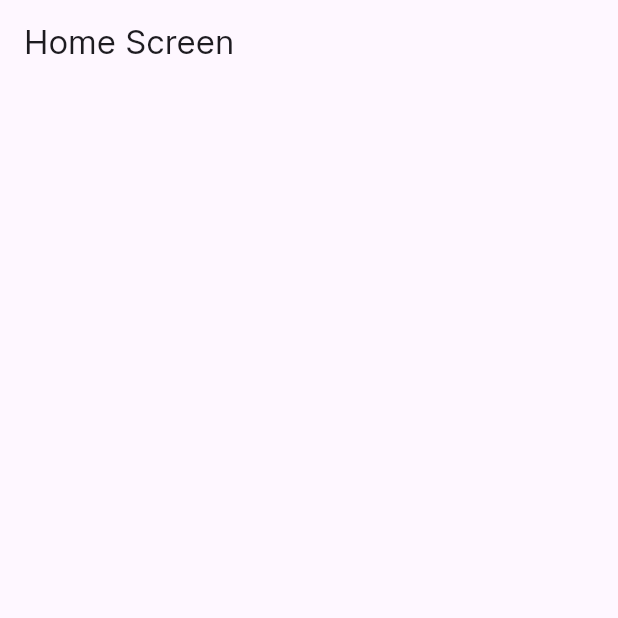
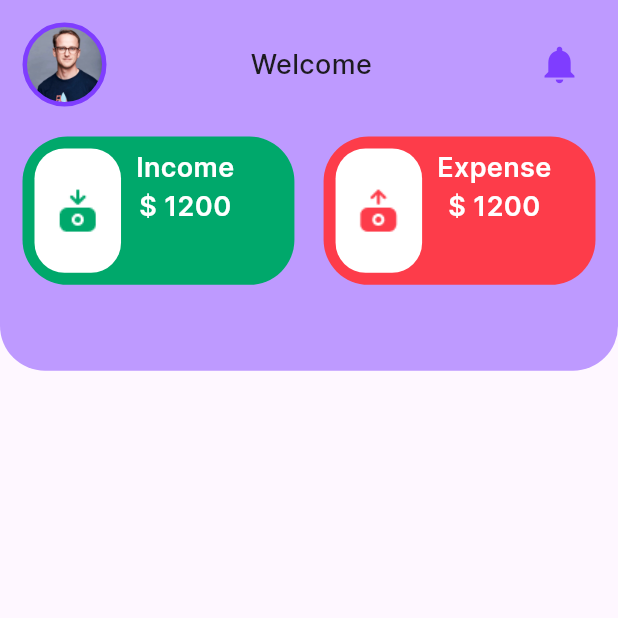
Before and after one commit to SDRasanjana/expenz, a Flutter app: the HomeScreen screen opened directly, on a phone screen of 412 x 824 dp, the top half of it. Run offline on Flutter 3.47's test engine with Material 3 defaults, Android fonts, the phone set to English and light mode, and no system bars; our stand-ins replace shared_preferences, smooth_page_indicator; accounts and stored records are empty.

Commit message:
main homepage

```diff
--- a/lib/screens/home_screen.dart
+++ b/lib/screens/home_screen.dart
@@ -1,3 +1,7 @@
+import 'package:expenz/constants/colors.dart';
+import 'package:expenz/constants/constant.dart';
+import 'package:expenz/services/user_details_service.dart';
+import 'package:expenz/widgets/income_expense_card.dart';
 import 'package:flutter/material.dart';
 
 class HomeScreen extends StatefulWidget {
@@ -8,8 +12,108 @@ class HomeScreen extends StatefulWidget {
 }
 
 class _HomeScreenState extends State<HomeScreen> {
+  //for stored user data
+  String userName = '';
+
+  @override
+  void initState() {
+    //get the user data from the shared pref
+    UserServices.getUserData().then((value) {
+      if (value['userName'] != null) {
+        setState(() {
+          userName = value['userName']!;
+        });
+      }
+    });
+    super.initState();
+  }
+
   @override
   Widget build(BuildContext context) {
-    return Scaffold(appBar: AppBar(title: Text('Home Screen')));
+    return Scaffold(
+      body: SafeArea(
+        child: SingleChildScrollView(
+          //main column
+          child: Column(
+            children: [
+              //bg color column
+              Container(
+                height: MediaQuery.of(context).size.height * 0.3,
+                decoration: BoxDecoration(
+                  // ignore: deprecated_member_use
+                  color: kMainColor.withOpacity(0.5),
+                  borderRadius: const BorderRadius.only(
+                    bottomLeft: Radius.circular(30),
+                    bottomRight: Radius.circular(30),
+                  ),
+                ),
+                child: Padding(
+                  padding: const EdgeInsets.all(kDefaultPadding),
+                  child: Column(
+                    children: [
+                      Row(
+                        mainAxisAlignment: MainAxisAlignment.spaceBetween,
+                        children: [
+                          Container(
+                            decoration: BoxDecoration(
+                              borderRadius: BorderRadius.circular(100),
+                              color: kMainColor,
+                              border: Border.all(color: kMainColor, width: 3),
+                            ),
+                            child: ClipRRect(
+                              borderRadius: BorderRadiusGeometry.circular(100),
+                              child: Image.asset(
+                                'assets/images/user.jpg',
+                                width: 50,
+                                fit: BoxFit.cover,
+                              ),
+                            ),
+                          ),
+                          const SizedBox(width: 20),
+                          Text(
+                            "Welcome $userName",
+                            style: TextStyle(
+                              fontSize: 18,
+                              fontWeight: FontWeight.w500,
+                            ),
+                          ),
+                          const SizedBox(width: 20),
+                          IconButton(
+                            onPressed: () {},
+                            icon: Icon(
+                              Icons.notifications,
+                              color: kMainColor,
+                              size: 30,
+                            ),
+                          ),
+                        ],
+                      ),
+                      SizedBox(height: 20),
+                      const Row(
+                        mainAxisAlignment: MainAxisAlignment.spaceBetween,
+                        children: [
+                          IncomeExpenseCard(
+                            title: 'Income',
+                            amount: 1200,
+                            imageUrl: 'assets/images/income.png',
+                            bgColor: kGreen,
+                          ),
+                          IncomeExpenseCard(
+                            title: 'Expense',
+                            amount: 1200,
+                            imageUrl: 'assets/images/expense.png',
+                            bgColor: kRed,
+                          ),
+                        ],
+                      ),
+                    ],
+                  ),
+                ),
+              ),
+            ],
+          ),
+        ),
+      ),
+    );
   }
 }
--- a/lib/screens/main_screen.dart
+++ b/lib/screens/main_screen.dart
@@ -36,7 +36,6 @@ class _MainScreenState extends State<MainScreen> {
         onTap: (index) {
           setState(() {
             _currentPageIndex = index;
-            print(_currentPageIndex);
           });
         },
         selectedLabelStyle: const TextStyle(
--- a/lib/services/user_details_service.dart
+++ b/lib/services/user_details_service.dart
@@ -35,11 +35,21 @@ class UserServices {
       err.toString();
     }
   }
+
   //method to check weather the username is saved in the shared pref
-  static Future<bool> checkUsername()async{
+  static Future<bool> checkUsername() async {
     //create an instance for shared preferences
     SharedPreferences pref = await SharedPreferences.getInstance();
     String? userName = pref.getString('userName');
     return userName != null;
   }
+
+  //method to get the user name from the shared pref
+  static Future<Map<String, String>> getUserData() async {
+    //create an instance for shared pref
+    SharedPreferences pref = await SharedPreferences.getInstance();
+    String? userName = pref.getString('userName');
+    String? email = pref.getString('email');
+    return {'userName': userName!, 'email': email!};
+  }
 }
--- /dev/null
+++ b/lib/widgets/income_expense_card.dart
@@ -0,0 +1,70 @@
+import 'package:expenz/constants/colors.dart';
+import 'package:flutter/material.dart';
+
+class IncomeExpenseCard extends StatefulWidget {
+  final String title;
+  final double amount;
+  final String imageUrl;
+  final Color bgColor;
+  const IncomeExpenseCard({
+    super.key,
+    required this.title,
+    required this.amount,
+    required this.imageUrl,
+    required this.bgColor,
+  });
+
+  @override
+  State<IncomeExpenseCard> createState() => _IncomeExpenseCardState();
+}
+
+class _IncomeExpenseCardState extends State<IncomeExpenseCard> {
+  @override
+  Widget build(BuildContext context) {
+    return Container(
+      width: MediaQuery.of(context).size.width * 0.44,
+      height: MediaQuery.of(context).size.height * 0.12,
+      decoration: BoxDecoration(
+        color: widget.bgColor,
+        borderRadius: BorderRadius.circular(30),
+      ),
+      child: Padding(
+        padding: const EdgeInsets.all(8),
+        child: Row(
+          children: [
+            Container(
+              height: MediaQuery.of(context).size.height * 0.14,
+              width: MediaQuery.of(context).size.width * 0.14,
+              decoration: BoxDecoration(
+                color: kWhite,
+                borderRadius: BorderRadius.circular(20),
+              ),
+              child: Center(child: Image.asset(widget.imageUrl, width: 70)),
+            ),
+            const SizedBox(width: 10),
+            Column(
+              children: [
+                Text(
+                  widget.title,
+                  style: const TextStyle(
+                    color: kWhite,
+                    fontSize: 18,
+                    fontWeight: FontWeight.w600,
+                  ),
+                ),
+                Text(
+                  "\$ ${widget.amount.toStringAsFixed(0)}",
+                  style: const TextStyle(
+                    color: kWhite,
+                    fontSize: 18,
+                    fontWeight: FontWeight.w600,
+                  ),
+                ),
+              ],
+            ),
+          ],
+        ),
+      ),
+    );
+  }
+}
```
